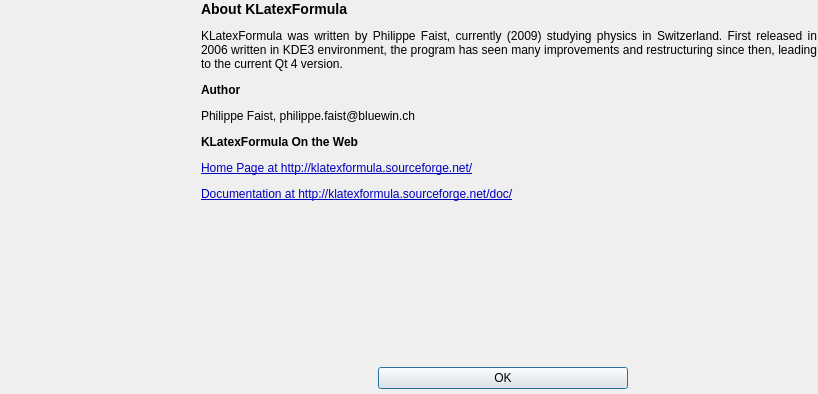
CryFeiFei/klatexformula, file src/klfaboutdialogui.ui: the form before one commit.
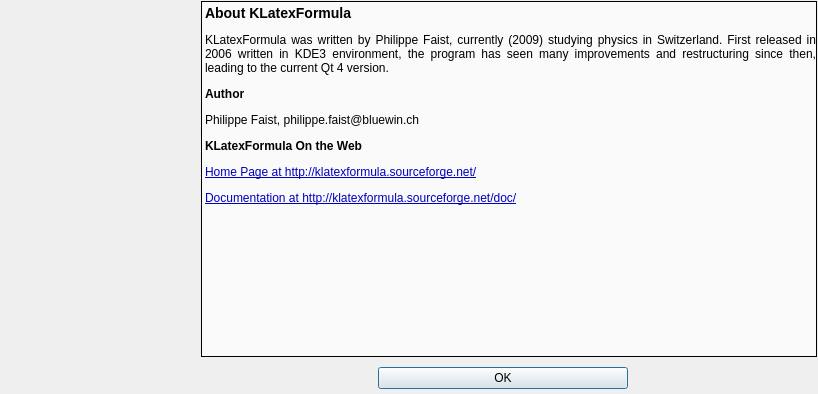
The form after the commit. Icons and pictures are not drawn.

What changed in the file:
```diff
--- a/src/klfaboutdialogui.ui
+++ b/src/klfaboutdialogui.ui
@@ -21,11 +21,11 @@
     <normaloff>:/pics/hi16-app-klatexformula.png</normaloff>:/pics/hi16-app-klatexformula.png</iconset>
   </property>
   <property name="styleSheet">
-   <string notr="true">QFrame[wantsStyledBgImage=true] {
+   <string notr="true">QFrame#frmAboutArea {
 	background-image: url(:/pics/helpdialogbg.png);
 	background-clip: padding;
 }
-QLabel[aboutText=true] {
+QLabel#lblAbout {
 	border: 1px solid black;
 	color: rgb(0, 0, 0);
 	background-color: rgba(255, 255, 255, 180);
```
Left out of the diff: 6 changed lines with no effect on the pictures.
